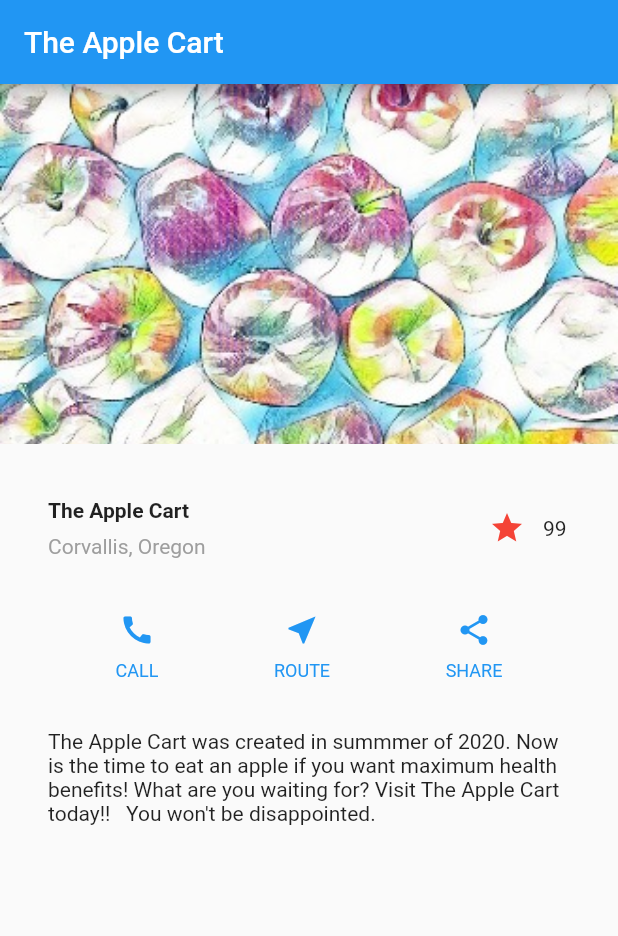
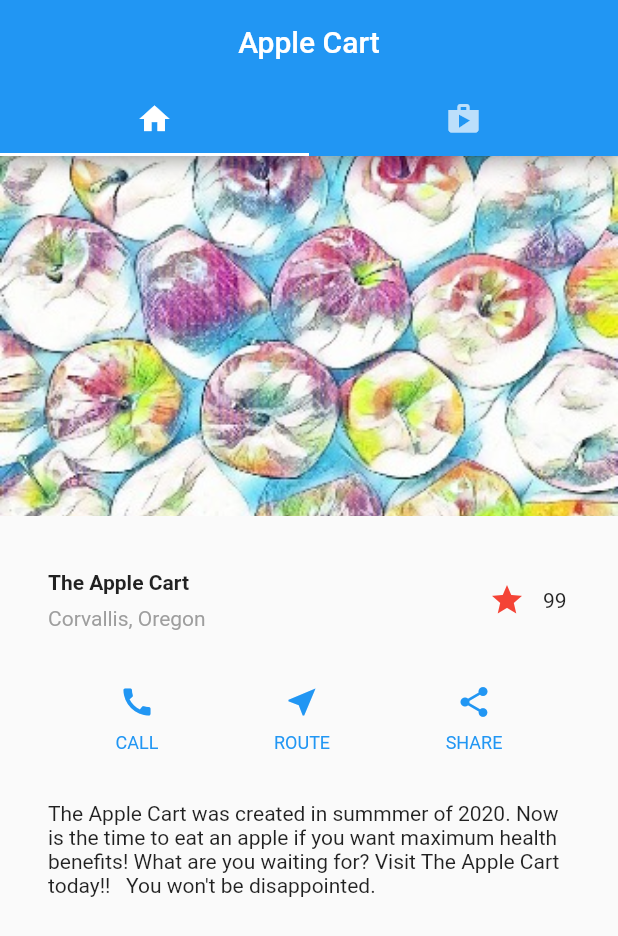
Before and after one commit to yangellen/layouts, a Flutter app: the screen it shows after launch, on a phone screen of 412 x 824 dp. Shown: the top 936 px of the screen. Run offline on Flutter 3.47's test engine with Material 2 defaults, Android fonts, the phone set to English and light mode, and no system bars.

Commit message:
add tabs and additional screen

```diff
--- a/lib/app.dart
+++ b/lib/app.dart
@@ -1,30 +1,8 @@
 import 'package:flutter/material.dart';
-import 'title_section.dart';
-import 'button_section.dart';
-import 'text_section.dart';
+import 'main_tab_controller.dart';
 
 class App extends StatelessWidget {
   Widget build(BuildContext context) {
-    return MaterialApp(
-      title: 'Flutter layout demo',
-      home: Scaffold(
-        appBar: AppBar(
-          title: Text('The Apple Cart'),
-        ),
-        body: ListView(
-          children: [
-            Image.asset(
-              'images/color_apple.jpg',
-              width: 600,
-              height: 240,
-              fit: BoxFit.cover,
-            ),
-            TitleSection(),
-            ButtonSection(),
-            TextSection(),
-          ],
-        ),
-      ),
-    );
+    return MaterialApp(title: 'The Apple Cart', home: MainTabController());
   }
 }
--- /dev/null
+++ b/lib/main_tab_controller.dart
@@ -0,0 +1,27 @@
+import 'package:flutter/material.dart';
+import 'package:layouts/screens/home_screen.dart';
+import 'screens/form_screen.dart';
+
+class MainTabController extends StatelessWidget {
+  static const tabs = [
+    Tab(icon: Icon(Icons.home)),
+    Tab(icon: Icon(Icons.shop)),
+  ];
+
+  final screens = [HomeScreen(), FormScreen()];
+  @override
+  Widget build(BuildContext context) {
+    return DefaultTabController(
+        length: tabs.length,
+        initialIndex: 0,
+        child: Scaffold(
+            appBar: AppBar(
+              title: Text('Apple Cart'),
+              centerTitle: true,
+              bottom: TabBar(tabs: tabs),
+            ),
+            body: TabBarView(
+              children: screens,
+            )));
+  }
+}
--- /dev/null
+++ b/lib/screens/form_screen.dart
@@ -0,0 +1,13 @@
+import 'package:flutter/material.dart';
+
+class FormScreen extends StatefulWidget {
+  @override
+  _FormScreenState createState() => _FormScreenState();
+}
+
+class _FormScreenState extends State<FormScreen> {
+  @override
+  Widget build(BuildContext context) {
+    return Container();
+  }
+}
--- /dev/null
+++ b/lib/screens/home_screen.dart
@@ -0,0 +1,23 @@
+import 'package:flutter/material.dart';
+import 'title_section.dart';
+import 'button_section.dart';
+import 'text_section.dart';
+
+class HomeScreen extends StatelessWidget {
+  @override
+  Widget build(BuildContext context) {
+    return ListView(
+      children: [
+        Image.asset(
+          'images/color_apple.jpg',
+          width: 600,
+          height: 240,
+          fit: BoxFit.cover,
+        ),
+        TitleSection(),
+        ButtonSection(),
+        TextSection(),
+      ],
+    );
+  }
+}
```
Also changed, not shown: lib/screens/button_section.dart (renamed from lib/button_section.dart), lib/screens/favorite_widget.dart (renamed from lib/favorite_widget.dart), lib/screens/text_section.dart (renamed from lib/text_section.dart), lib/screens/title_section.dart (renamed from lib/title_section.dart).
